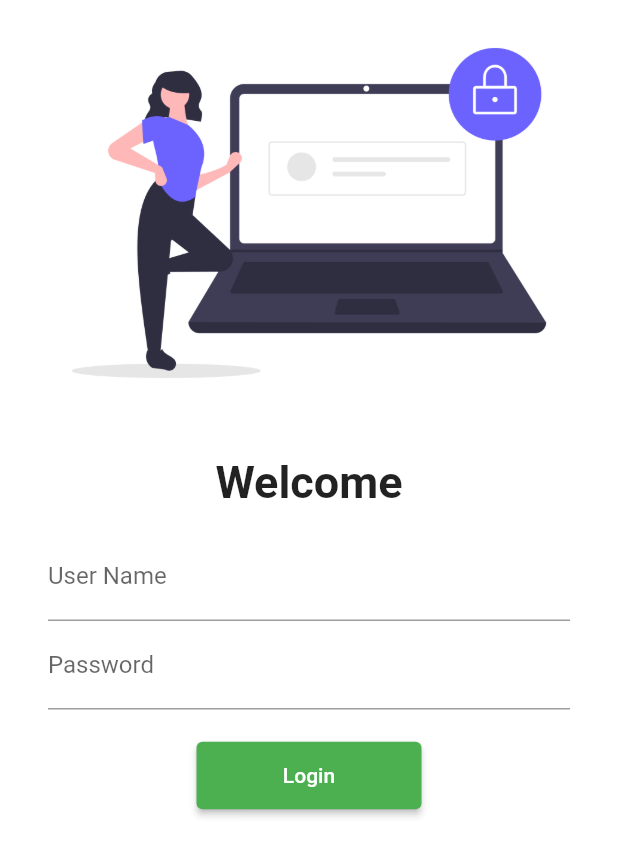
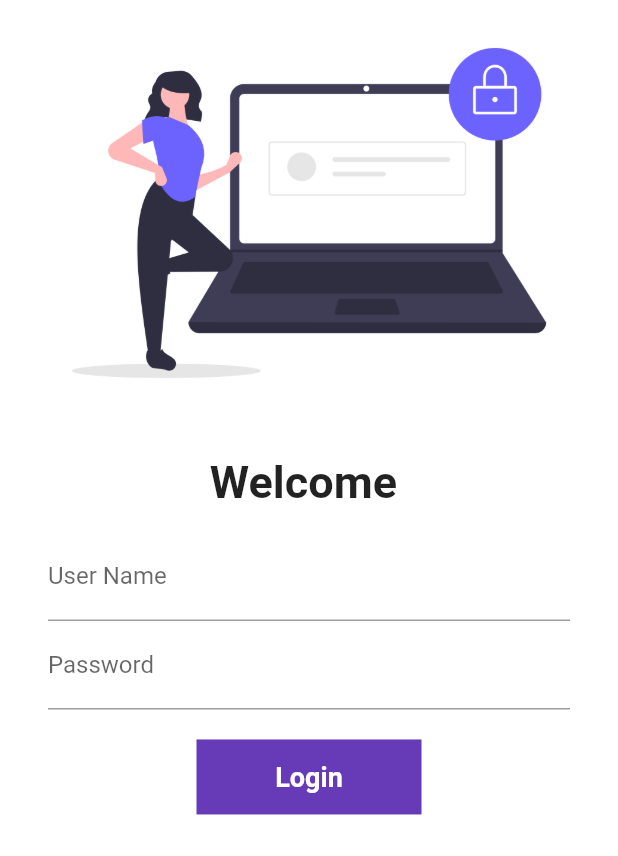
Before and after one commit to NikhilNarayanpure/Newvision30, a Flutter app: the screen it shows after launch, on a phone screen of 412 x 824 dp. Shown: the top 856 px of the screen. Run offline on Flutter 3.47's test engine with Material 2 defaults, Android fonts, the phone set to English and light mode, and no system bars.

Commit message:
Day 5 Completed

```diff
--- a/lib/Pages/login_page.dart
+++ b/lib/Pages/login_page.dart
@@ -1,32 +1,39 @@
 import 'package:flutter/material.dart';
 import 'package:new_vision/utiles/routes.dart';
 
-class LoginPage extends StatelessWidget {
+class LoginPage extends StatefulWidget {
+  @override
+  State<LoginPage> createState() => _LoginPageState();
+}
+
+class _LoginPageState extends State<LoginPage> {
+  String name = "";
+  bool changeButton = false;
+
   @override
   Widget build(BuildContext context) {
     return Material(
       color: Colors.white,
-      child:SingleChildScrollView(
+      child: SingleChildScrollView(
         child: Column(
           children: [
             Image.asset(
               "assets/images/login_image.png",
               fit: BoxFit.cover,
-
             ),
             SizedBox(
               height: 20.0,
             ),
             Text(
-            "Welcome",
+              "Welcome $name",
               style: TextStyle(
                 fontSize: 30,
                 fontWeight: FontWeight.bold,
               ),
             ),
             Padding(
-            padding: const EdgeInsets.symmetric(
-                vertical: 16.0, horizontal: 32.0),
+              padding:
+                  const EdgeInsets.symmetric(vertical: 16.0, horizontal: 32.0),
               child: Column(
                 children: [
                   TextFormField(
@@ -34,6 +41,12 @@ class LoginPage extends StatelessWidget {
                       hintText: "Enter Text",
                       labelText: "User Name",
                     ),
+                    onChanged: (value) {
+                      name = value;
+                      setState(
+                        () {},
+                      );
+                    },
                   ),
                   TextFormField(
                     obscureText: true,
@@ -45,15 +58,48 @@ class LoginPage extends StatelessWidget {
                   SizedBox(
                     height: 20.0,
                   ),
-                ElevatedButton(onPressed:(){
+                  InkWell(
+                    onTap: () async {
+                      setState(()  {
+                        changeButton = true;
+                      });
+                       await Future.delayed((Duration(seconds: 1)));
                        Navigator.pushNamed(context, MyRoutes.homeRoute);
-
-                }, child: Text("Login"),
-                  style: TextButton.styleFrom(
-                    minimumSize: Size(150, 45)
+                    },
+                    child: AnimatedContainer(
+                      duration: Duration(seconds: 1),
+                      width: changeButton ? 70 : 150,
+                      height: 50,
+                      //color: Colors.deepPurple,
+                      alignment: Alignment.center,
+                      child: changeButton
+                          ? Icon(
+                              Icons.done,
+                        color: Colors.white,
+                            )
+                          : Text(
+                              "Login",
+                              style: TextStyle(
+                                color: Colors.white,
+                                fontWeight: FontWeight.bold,
+                                fontSize: 18,
                               ),
-
                             ),
+                      decoration: BoxDecoration(
+                        color: Colors.deepPurple,
+                        shape:
+                            changeButton ? BoxShape.circle : BoxShape.rectangle,
+                        /*borderRadius: BorderRadius.circular(changeButton? 20:8)*/
+                      ),
+                    ),
+                  ),
+                  /*ElevatedButton(
+                    onPressed: () {
+                      Navigator.pushNamed(context, MyRoutes.homeRoute);
+                    },
+                    child: Text("Login"),
+                    style: TextButton.styleFrom(minimumSize: Size(150, 45)),
+                  ),*/
                 ],
               ),
             ),
```
Lines whose indentation alone changed are shown as unchanged.
